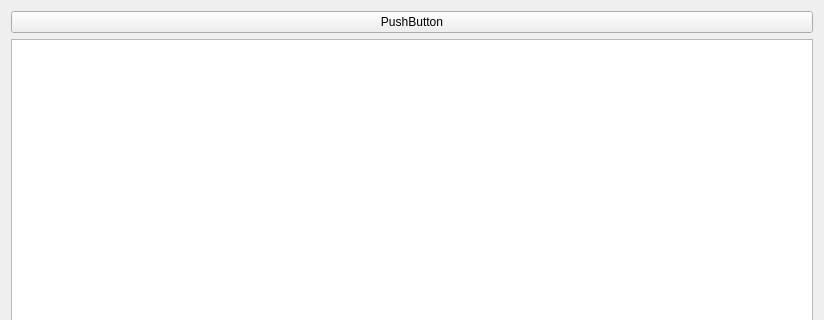
Old version of the form mainwindow.ui in the repository spiritt123/curriculum; both pictures show x 0 to 824 and y 0 to 320 of the 824 by 731 pixel window.
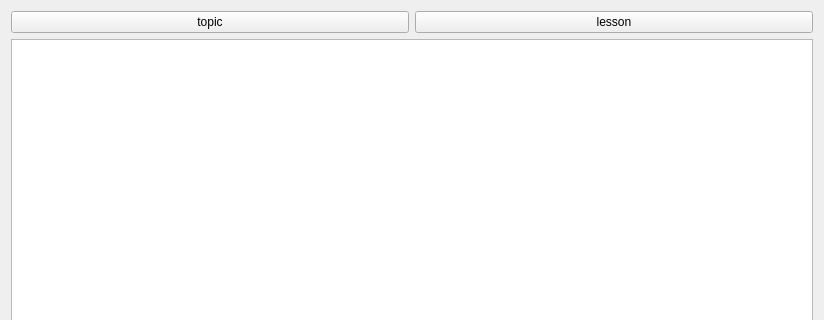
New version of the form.

Commit message: add lesson context widget

Patch:
```diff
--- a/mainwindow.ui
+++ b/mainwindow.ui
@@ -21,14 +21,7 @@
   </property>
   <widget class="QWidget" name="centralWidget">
    <layout class="QGridLayout" name="gridLayout">
-    <item row="0" column="0">
-     <widget class="QPushButton" name="_button">
-      <property name="text">
-       <string>PushButton</string>
-      </property>
-     </widget>
-    </item>
-    <item row="1" column="0">
+    <item row="2" column="0">
      <widget class="QListWidget" name="_list">
       <property name="font">
        <font>
@@ -56,6 +49,24 @@
       </property>
      </widget>
     </item>
+    <item row="1" column="0">
+     <layout class="QHBoxLayout" name="horizontalLayout">
+      <item>
+       <widget class="QPushButton" name="_button_topic_create">
+        <property name="text">
+         <string>topic</string>
+        </property>
+       </widget>
+      </item>
+      <item>
+       <widget class="QPushButton" name="_button_lesson_create">
+        <property name="text">
+         <string>lesson</string>
+        </property>
+       </widget>
+      </item>
+     </layout>
+    </item>
    </layout>
   </widget>
  </widget>
```
The commit also changes 7 other files.
